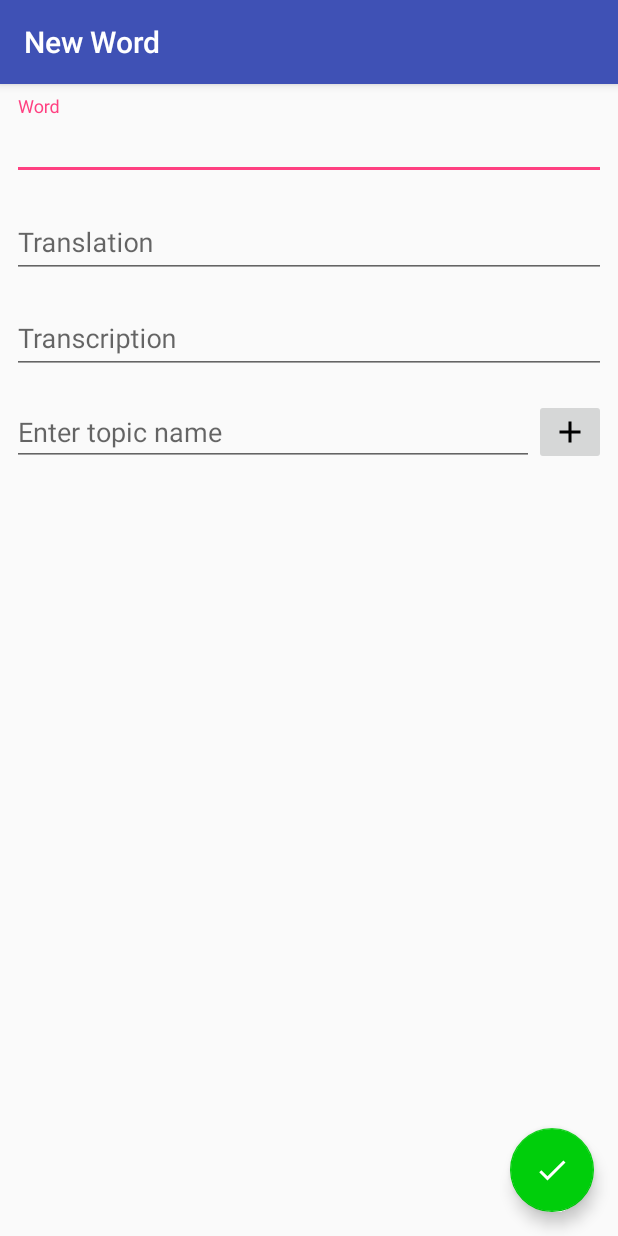
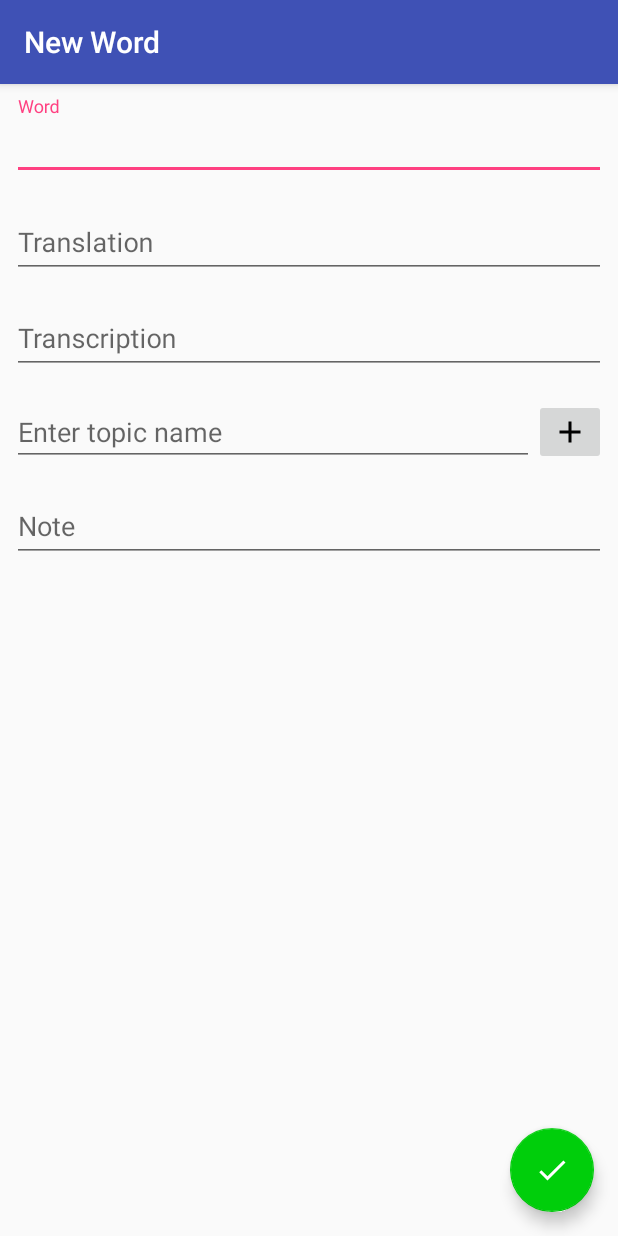
Before and after one commit to ancientloregames/Lexio, an Android app: the screen it shows after launch (WordActivity), after a tap on an icon or button, on a phone screen of 412 x 824 dp. Run offline under Robolectric (Android 15) with nearby library versions, the phone set to English and light mode, and no system bars; our stand-ins replace Room's generated code, data binding; libraries missing offline, so code that uses them is left out: android.arch.persistence; 4 statements that could not run were skipped.

Commit message:
added note field to the words table and implemented migration

```diff
--- a/app/src/main/java/com/ancientlore/lexio/Word.kt
+++ b/app/src/main/java/com/ancientlore/lexio/Word.kt
@@ -12,14 +12,16 @@ data class Word(@PrimaryKey(autoGenerate = true) var id: Long = 0,
 				@field:ColumnInfo var name: String = "",
 				@field:ColumnInfo var translation: String = "",
 				@field:ColumnInfo var transcription: String = "",
-				@field:ColumnInfo var topics: ArrayList<Topic> = ArrayList()) : Parcelable {
+				@field:ColumnInfo var topics: ArrayList<Topic> = ArrayList(),
+				@field:ColumnInfo var note: String = "") : Parcelable {
 
 	private constructor(parcel: Parcel) : this(
 			id = parcel.readValue(Long::class.java.classLoader) as Long,
 			name = parcel.readString(),
 			translation = parcel.readString(),
 			transcription = parcel.readString(),
-			topics =  parcel.createTypedArrayList(Topic.CREATOR))
+			topics =  parcel.createTypedArrayList(Topic.CREATOR),
+			note = parcel.readString())
 
 	override fun writeToParcel(dest: Parcel, flags: Int) {
 		dest.writeValue(id)
@@ -27,6 +29,7 @@ data class Word(@PrimaryKey(autoGenerate = true) var id: Long = 0,
 		dest.writeString(translation)
 		dest.writeString(transcription)
 		dest.writeTypedList(topics)
+		dest.writeString(note)
 	}
 
 	override fun describeContents() = 0
--- a/app/src/main/java/com/ancientlore/lexio/WordViewModel.kt
+++ b/app/src/main/java/com/ancientlore/lexio/WordViewModel.kt
@@ -17,6 +17,8 @@ class WordViewModel : ViewModel {
 	val translation: ObservableField<String> = ObservableField("")
 
 	val transcription: ObservableField<String> = ObservableField("")
+
+	val note: ObservableField<String> = ObservableField("")
 
 	val topicField: ObservableField<String> = ObservableField("")
 
@@ -38,6 +40,7 @@ class WordViewModel : ViewModel {
 		name.set(word.name)
 		translation.set(word.translation)
 		transcription.set(word.transcription)
+		note.set(word.note)
 		word.topics.forEach { topicsList.add(it.name) }
 		topicsListField.set(topicsList.joinToString())
 		editable.set(false)
--- a/app/src/main/java/com/ancientlore/lexio/WordsDatabase.kt
+++ b/app/src/main/java/com/ancientlore/lexio/WordsDatabase.kt
@@ -1,12 +1,15 @@
 package com.ancientlore.lexio
 
+import android.arch.persistence.db.SupportSQLiteDatabase
 import android.arch.persistence.room.Database
 import android.arch.persistence.room.Room
 import android.arch.persistence.room.RoomDatabase
 import android.arch.persistence.room.TypeConverters
+import android.arch.persistence.room.migration.Migration
 import android.content.Context
+import com.ancientlore.lexio.WordsDatabase.Companion.MIGRATION_1_2
 
-@Database(entities = [(Word::class), (Topic::class)], version = 1)
+@Database(entities = [(Word::class), (Topic::class)], version = 2)
 @TypeConverters(DataConverters::class)
 abstract class WordsDatabase : RoomDatabase() {
 
@@ -17,6 +20,13 @@ abstract class WordsDatabase : RoomDatabase() {
 	companion object : SingletonHolder<WordsDatabase, Context>({
 		Room.databaseBuilder(it,
 				WordsDatabase::class.java, "words.db")
+				.addMigrations(MIGRATION_1_2)
 				.build()
-	})
+	}) {
+		@JvmField val MIGRATION_1_2: Migration = object : Migration(1, 2) {
+			override fun migrate(database: SupportSQLiteDatabase) {
+				database.execSQL("ALTER TABLE words ADD COLUMN note TEXT NOT NULL DEFAULT \"\";")
+			}
+		}
+	}
 }
--- a/app/src/main/res/layout/activity_word.xml
+++ b/app/src/main/res/layout/activity_word.xml
@@ -148,13 +148,40 @@
 			android:layout_marginRight="8dp"
 			android:layout_marginTop="8dp"
 			app:layout_constraintTop_toBottomOf="@+id/et_topic"
-			app:layout_constraintBottom_toBottomOf="parent"
+			app:layout_constraintBottom_toTopOf="@+id/noteWrapper"
 			tools:text="TextView"
 			android:textSize="16sp"
 			android:text="@={wordModel.topicsListField}"
 			android:visibility="@{wordModel.topicsListField.isEmpty() ? View.GONE : View.VISIBLE}"
 			tools:visibility="gone"
 			/>
+
+		<android.support.design.widget.TextInputLayout
+			android:id="@+id/noteWrapper"
+			android:layout_width="0dp"
+			android:layout_height="wrap_content"
+			android:layout_marginEnd="8dp"
+			android:layout_marginRight="8dp"
+			android:layout_marginLeft="8dp"
+			android:layout_marginStart="8dp"
+			app:layout_constraintEnd_toEndOf="parent"
+			app:layout_constraintStart_toStartOf="parent"
+			app:layout_constraintTop_toBottomOf="@+id/tv_topics_list"
+			app:layout_constraintBottom_toBottomOf="parent"
+			app:layout_constraintHorizontal_bias="0.5"
+			android:layout_marginTop="8dp"
+			>
+			<android.support.v7.widget.AppCompatEditText
+				android:id="@+id/note"
+				android:layout_width="match_parent"
+				android:layout_height="wrap_content"
+				android:singleLine="true"
+				android:maxLines="1"
+				android:hint="@string/note"
+				android:text="@={wordModel.note}"
+				android:inputType="@{wordModel.editable ? InputType.TYPE_CLASS_TEXT : InputType.TYPE_NULL}"
+				/>
+		</android.support.design.widget.TextInputLayout>
 
 		<android.support.design.widget.FloatingActionButton
 			android:id="@+id/submitButton"
--- a/app/src/main/res/values/strings.xml
+++ b/app/src/main/res/values/strings.xml
@@ -16,6 +16,7 @@
 	<string name="translation">Translation</string>
 	<string name="transcription">Transcription</string>
 	<string name="topic">Topic</string>
+	<string name="note">Note</string>
 
 	<string name="submit">Submit</string>
 	<string name="title_activity_settings">Settings</string>
```
